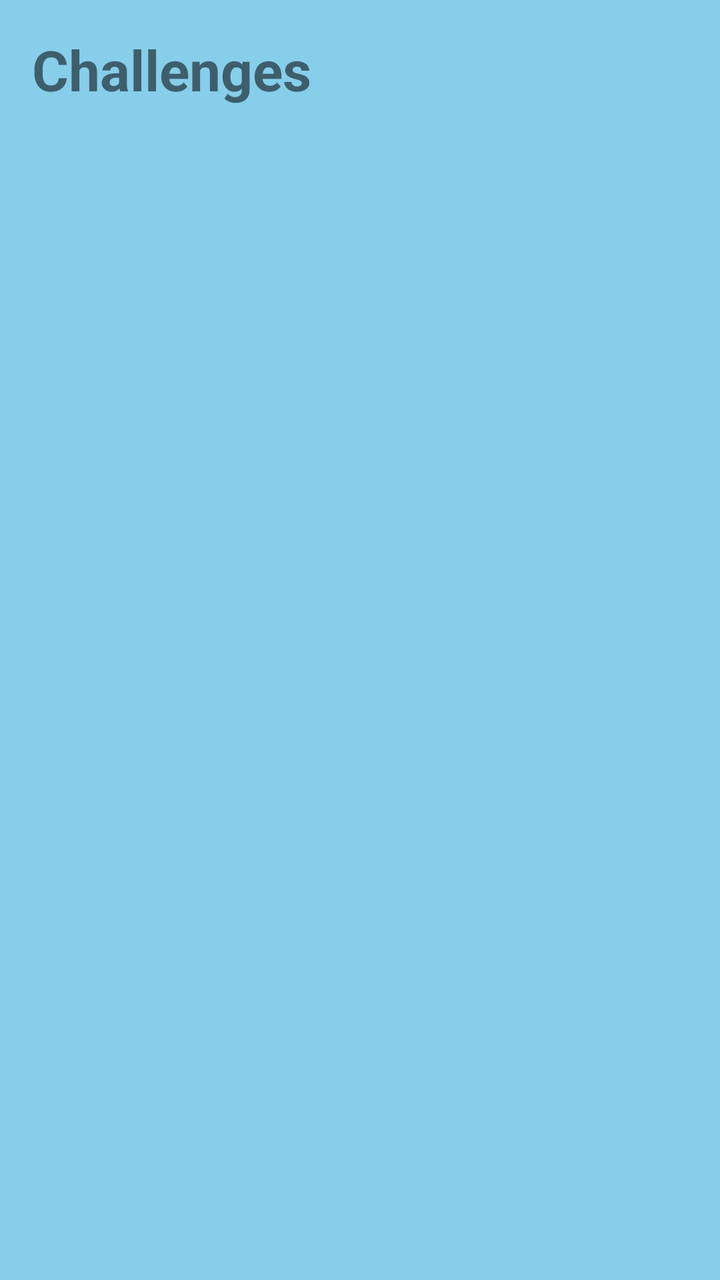
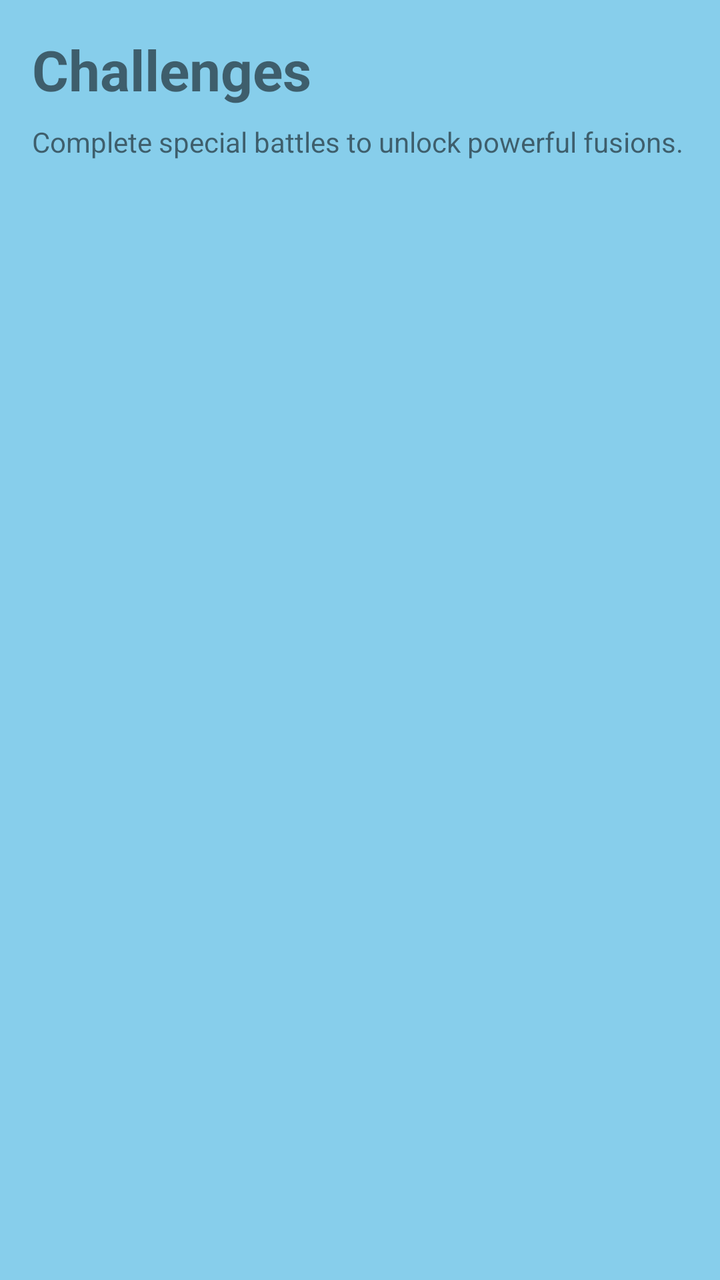

The first picture is an Android layout as it rendered before a commit; the second is the same layout after the commit. The layout source and the unified diff follow.
<!-- AndroidManifest.xml: application theme Theme.PvZFusion -->
<!-- res/layout/activity_challenge.xml -->
<?xml version="1.0" encoding="utf-8"?>
<ScrollView xmlns:android="http://schemas.android.com/apk/res/android" android:layout_width="match_parent" android:layout_height="match_parent"><LinearLayout android:orientation="vertical" android:padding="16dp" android:layout_width="match_parent" android:layout_height="wrap_content"><TextView android:text="Challenges" android:textSize="28sp" android:textStyle="bold" android:layout_width="wrap_content" android:layout_height="wrap_content"/><TextView android:text="Complete special battles to unlock powerful fusions." android:layout_marginTop="8dp" android:layout_Width="wrap_content" android:layout_Height="wrap_content"/><LinearLayout android:id="@+id/challenge_list" android:orientation="vertical" android:layout_width="match_parent" android:layout_height="wrap_content"/></LinearLayout></ScrollView>
<!-- resources referenced by this layout -->
<resources>
  <style name="Theme.PvZFusion" parent="Theme.MaterialComponents.DayNight.DarkActionBar">
          <item name="colorPrimary">@color/colorPrimary</item>
          <item name="colorPrimaryVariant">@color/colorPrimaryVariant</item>
          <item name="colorSecondary">@color/colorSecondary</item>
          <item name="colorSecondaryVariant">@color/colorSecondaryVariant</item>
          <item name="colorError">@color/colorError</item>
          <item name="android:colorBackground">@color/colorBackground</item>
      </style>
  <color name="colorPrimary">#2E7D32</color>
  <color name="colorPrimaryVariant">#1B5E20</color>
  <color name="colorSecondary">#FF6F00</color>
  <color name="colorSecondaryVariant">#E65100</color>
  <color name="colorError">#D32F2F</color>
  <color name="colorBackground">#87CEEB</color>
</resources>

<!-- the commit's change to res/layout/activity_challenge.xml (unified diff, before → after) -->
@@ -1,2 +1,27 @@
 <?xml version="1.0" encoding="utf-8"?>
-<ScrollView xmlns:android="http://schemas.android.com/apk/res/android" android:layout_width="match_parent" android:layout_height="match_parent"><LinearLayout android:orientation="vertical" android:padding="16dp" android:layout_width="match_parent" android:layout_height="wrap_content"><TextView android:text="Challenges" android:textSize="28sp" android:textStyle="bold" android:layout_width="wrap_content" android:layout_height="wrap_content"/><TextView android:text="Complete special battles to unlock powerful fusions." android:layout_marginTop="8dp" android:layout_Width="wrap_content" android:layout_Height="wrap_content"/><LinearLayout android:id="@+id/challenge_list" android:orientation="vertical" android:layout_width="match_parent" android:layout_height="wrap_content"/></LinearLayout></ScrollView>
+<ScrollView xmlns:android="http://schemas.android.com/apk/res/android"
+    android:layout_width="match_parent"
+    android:layout_height="match_parent">
+    <LinearLayout
+        android:orientation="vertical"
+        android:padding="16dp"
+        android:layout_width="match_parent"
+        android:layout_height="wrap_content">
+        <TextView
+            android:text="Challenges"
+            android:textSize="28sp"
+            android:textStyle="bold"
+            android:layout_width="wrap_content"
+            android:layout_height="wrap_content" />
+        <TextView
+            android:text="Complete special battles to unlock powerful fusions."
+            android:layout_marginTop="8dp"
+            android:layout_width="wrap_content"
+            android:layout_height="wrap_content" />
+        <LinearLayout
+            android:id="@+id/challenge_list"
+            android:orientation="vertical"
+            android:layout_width="match_parent"
+            android:layout_height="wrap_content" />
+    </LinearLayout>
+</ScrollView>
